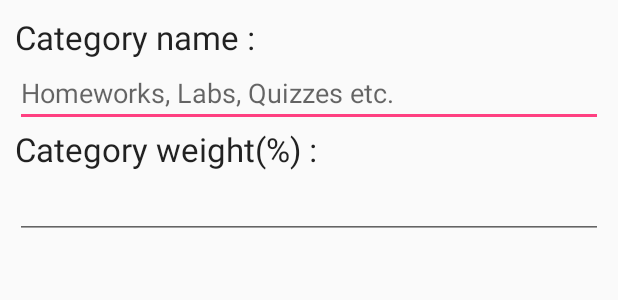
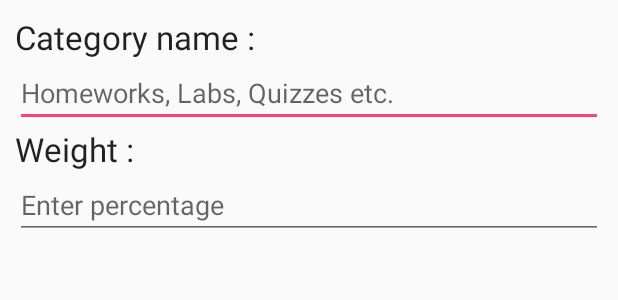
Before and after one commit to csshafiqahmed-zz/GradeTracker-Android, an Android app: the layout add_category_name.xml on its own in the app's theme, with its tools: preview values and no code run, on a phone screen of 412 x 824 dp. Shown: the top 300 px of the screen. Run offline under Robolectric (Android 15) with nearby library versions, the phone set to English and light mode, and no system bars.

Commit message:
Minor UI changes

```diff
--- a/app/src/main/java/com/bhoiwala/grades/gradetracker/MainActivity.java
+++ b/app/src/main/java/com/bhoiwala/grades/gradetracker/MainActivity.java
@@ -160,7 +160,6 @@ public class MainActivity extends AppCompatActivity {
                     alertDialog.getButton(AlertDialog.BUTTON_POSITIVE).setEnabled(false);
                 }
             }
-
         }); // text watcher
     }
 
--- a/app/src/main/java/com/bhoiwala/grades/gradetracker/ThirdActivity.java
+++ b/app/src/main/java/com/bhoiwala/grades/gradetracker/ThirdActivity.java
@@ -162,6 +162,7 @@ public class ThirdActivity extends AppCompatActivity {
                 }
             }
         }); // text watcher
+
     }
     public void populateMenuPopup(final String individualToChange, final String gradeReceivedToChange, final String maxPointsToChange) {
         String[] items = {"Edit", "Delete"};
--- a/app/src/main/res/layout/add_category_name.xml
+++ b/app/src/main/res/layout/add_category_name.xml
@@ -18,7 +18,7 @@
         android:layout_width="match_parent"
         android:layout_height="wrap_content"
         android:inputType="text"
-
+        android:maxLength="15"
         android:hint="Homeworks, Labs, Quizzes etc."
         android:singleLine="true">
         <requestFocus />
@@ -27,7 +27,7 @@
         android:id="@+id/textView2"
         android:layout_width="wrap_content"
         android:layout_height="wrap_content"
-        android:text="Category weight(%) : "
+        android:text="Weight : "
         android:textAppearance="?android:attr/textAppearanceLarge" />
 
     <EditText
@@ -35,6 +35,7 @@
         android:layout_width="match_parent"
         android:layout_height="wrap_content"
         android:inputType="number|numberDecimal"
+        android:hint="Enter percentage"
         android:singleLine="true">
 
     </EditText>
--- a/app/src/main/res/layout/add_class_popup.xml
+++ b/app/src/main/res/layout/add_class_popup.xml
@@ -18,7 +18,7 @@
         android:layout_width="match_parent"
         android:layout_height="wrap_content"
         android:inputType="text"
-
+        android:maxLength="20"
         android:singleLine="true">
         <requestFocus />
 
--- a/app/src/main/res/layout/add_individual_name.xml
+++ b/app/src/main/res/layout/add_individual_name.xml
@@ -17,7 +17,8 @@
         android:id="@+id/enteredIndividualName"
         android:layout_width="match_parent"
         android:layout_height="wrap_content"
-        android:inputType="text">
+        android:inputType="text"
+        android:maxLength="20">
         <requestFocus />
     </EditText>
 
--- a/app/src/main/res/layout/categories_custom_adapter.xml
+++ b/app/src/main/res/layout/categories_custom_adapter.xml
@@ -8,7 +8,7 @@
         android:layout_width="wrap_content"
         android:layout_height="wrap_content"
         android:text="Name"
-        android:textSize="25sp"
+        android:textSize="28sp"
         android:layout_weight="0.80"
         android:textColor="@android:color/background_dark" />
 
@@ -17,7 +17,7 @@
         android:layout_width="wrap_content"
         android:layout_height="wrap_content"
         android:text="Weight"
-        android:textSize="25sp"
+        android:textSize="28sp"
         android:layout_weight="0.10"
         android:textAlignment="center"
         android:textColor="@android:color/background_dark" />
@@ -27,7 +27,7 @@
         android:layout_width="wrap_content"
         android:layout_height="wrap_content"
         android:text="Average"
-        android:textSize="25sp"
+        android:textSize="28sp"
         android:layout_weight="0.10"
         android:textAlignment="center"
         android:textColor="@android:color/background_dark" />
--- a/app/src/main/res/layout/course_custom_adapter.xml
+++ b/app/src/main/res/layout/course_custom_adapter.xml
@@ -8,7 +8,7 @@
         android:layout_width="wrap_content"
         android:layout_height="wrap_content"
         android:text="Name"
-        android:textSize="25sp"
+        android:textSize="28sp"
         android:layout_weight="0.84"
         android:textAppearance="@style/TextAppearance.AppCompat"
         android:fontFamily="sans-serif" />
@@ -18,7 +18,7 @@
         android:layout_width="70dp"
         android:layout_height="wrap_content"
         android:text="Grade"
-        android:textSize="25sp"
+        android:textSize="28sp"
         android:layout_weight="0.15"
         android:textAlignment="viewEnd"
         android:textColor="@android:color/background_dark" />
--- a/app/src/main/res/layout/individual_custom_adapter.xml
+++ b/app/src/main/res/layout/individual_custom_adapter.xml
@@ -8,7 +8,7 @@
         android:layout_width="wrap_content"
         android:layout_height="wrap_content"
         android:text="Name"
-        android:textSize="25sp"
+        android:textSize="28sp"
         android:layout_weight="0.99"
         android:textColor="@android:color/background_dark" />
 
@@ -17,7 +17,7 @@
         android:layout_width="wrap_content"
         android:layout_height="wrap_content"
         android:text="Grade"
-        android:textSize="25sp"
+        android:textSize="28sp"
         android:textColor="@android:color/background_dark" />
 
 </LinearLayout>
```
